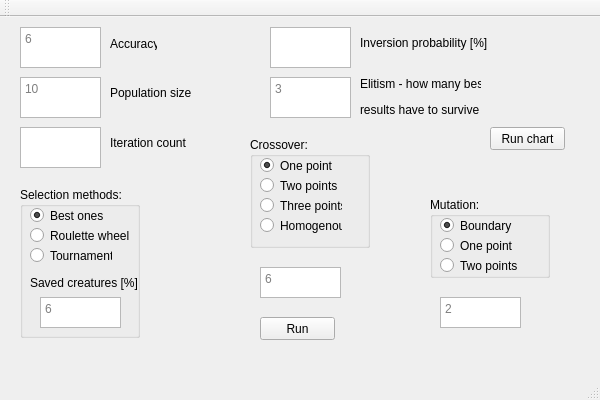
Old version of the form GenAlgorithm/GenAlgorithm.ui in the repository matgrz/GenAlgorithm.
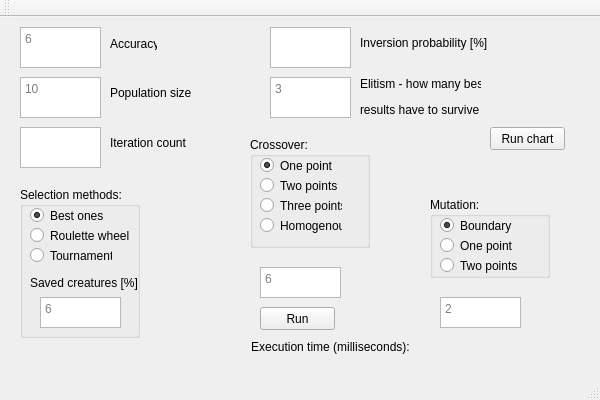
New version of the form.

```diff
--- a/GenAlgorithm/GenAlgorithm.ui
+++ b/GenAlgorithm/GenAlgorithm.ui
@@ -40,7 +40,7 @@
     <property name="geometry">
      <rect>
       <x>260</x>
-      <y>300</y>
+      <y>290</y>
       <width>75</width>
       <height>23</height>
      </rect>
@@ -406,6 +406,19 @@
      <string>Run chart</string>
     </property>
    </widget>
+   <widget class="QLabel" name="labelExecutionTime">
+    <property name="geometry">
+     <rect>
+      <x>250</x>
+      <y>320</y>
+      <width>161</width>
+      <height>20</height>
+     </rect>
+    </property>
+    <property name="text">
+     <string>&lt;html&gt;&lt;head/&gt;&lt;body&gt;&lt;p align=&quot;center&quot;&gt;Execution time (milliseconds):&lt;/p&gt;&lt;/body&gt;&lt;/html&gt;</string>
+    </property>
+   </widget>
   </widget>
   <widget class="QMenuBar" name="menuBar">
    <property name="geometry">
```
